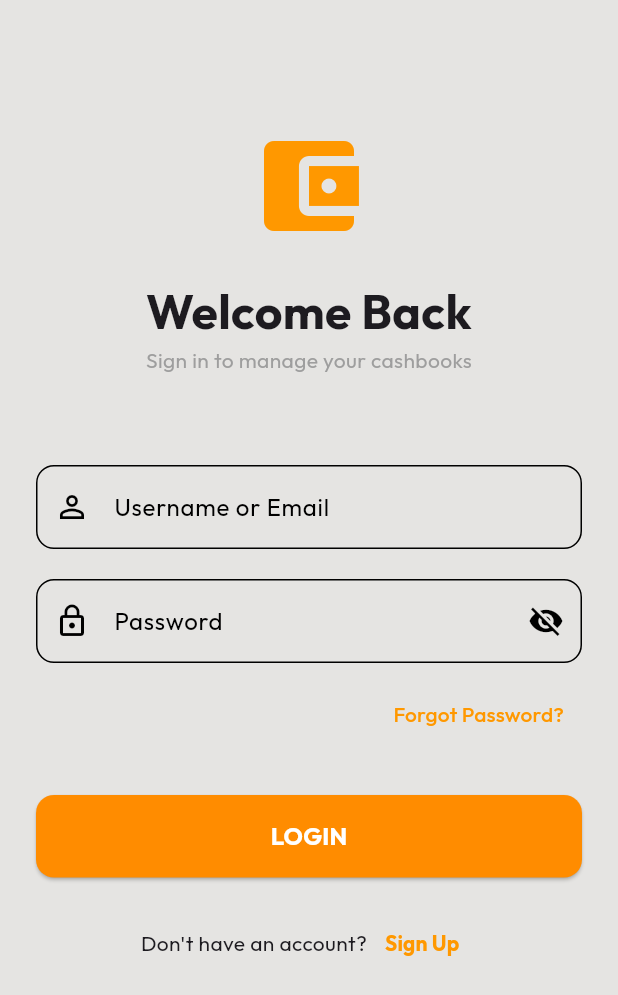
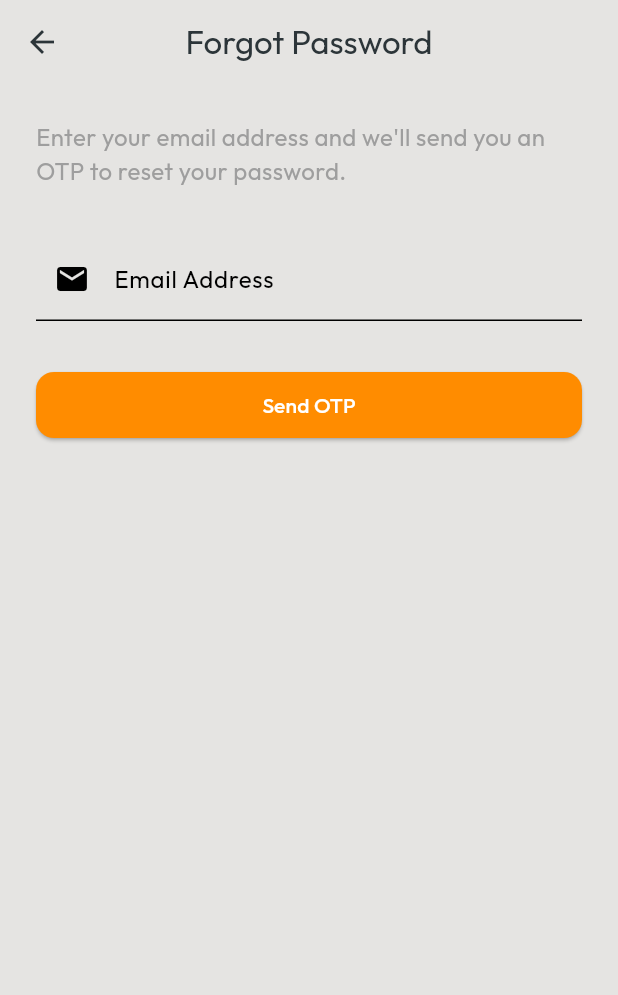
Before and after one commit to tanvir14ahmed/mycashbook_android, a Flutter app: the LoginScreen screen opened directly, after a tap on "Forgot Password?", on a phone screen of 412 x 824 dp. Shown: the top 995 px of the screen. Run offline on Flutter 3.47's test engine with Material 3 defaults, Android fonts, the phone set to English and light mode, and no system bars; our stand-ins replace dio, flutter_secure_storage, flutter_spinkit, google_fonts, shimmer; accounts and stored records are empty.

Commit message:
Feature: Added Forgot Password flow and improved login error diagnostics

```diff
--- /dev/null
+++ b/lib/screens/auth/forgot_password_screen.dart
@@ -0,0 +1,90 @@
+import 'package:flutter/material.dart';
+import 'package:provider/provider.dart';
+import '../../providers/auth_provider.dart';
+import 'reset_password_screen.dart';
+
+class ForgotPasswordScreen extends StatefulWidget {
+  const ForgotPasswordScreen({super.key});
+
+  @override
+  State<ForgotPasswordScreen> createState() => _ForgotPasswordScreenState();
+}
+
+class _ForgotPasswordScreenState extends State<ForgotPasswordScreen> {
+  final _formKey = GlobalKey<FormState>();
+  final _emailController = TextEditingController();
+
+  Future<void> _handleSubmit() async {
+    if (!_formKey.currentState!.validate()) return;
+
+    final authProvider = Provider.of<AuthProvider>(context, listen: false);
+    final error = await authProvider.forgotPassword(_emailController.text.trim());
+
+    if (!mounted) return;
+
+    if (error == null) {
+      ScaffoldMessenger.of(context).showSnackBar(
+        const SnackBar(content: Text('OTP sent to your email')),
+      );
+      Navigator.push(
+        context,
+        MaterialPageRoute(
+          builder: (_) => ResetPasswordScreen(email: _emailController.text.trim()),
+        ),
+      );
+    } else {
+      ScaffoldMessenger.of(context).showSnackBar(
+        SnackBar(content: Text(error)),
+      );
+    }
+  }
+
+  @override
+  Widget build(BuildContext context) {
+    final isLoading = context.watch<AuthProvider>().isLoading;
+
+    return Scaffold(
+      appBar: AppBar(title: const Text('Forgot Password')),
+      body: Padding(
+        padding: const EdgeInsets.all(24.0),
+        child: Form(
+          key: _formKey,
+          child: Column(
+            crossAxisAlignment: CrossAxisAlignment.stretch,
+            children: [
+              const Text(
+                'Enter your email address and we\'ll send you an OTP to reset your password.',
+                style: TextStyle(fontSize: 16, color: Colors.grey),
+              ),
+              const SizedBox(height: 32),
+              TextFormField(
+                controller: _emailController,
+                decoration: const InputDecoration(
+                  labelText: 'Email Address',
+                  prefixIcon: Icon(Icons.email),
+                ),
+                keyboardType: TextInputType.emailAddress,
+                validator: (value) {
+                  if (value == null || value.isEmpty) return 'Please enter your email';
+                  if (!value.contains('@')) return 'Please enter a valid email';
+                  return null;
+                },
+              ),
+              const SizedBox(height: 32),
+              ElevatedButton(
+                onPressed: isLoading ? null : _handleSubmit,
+                child: isLoading
+                    ? const SizedBox(
+                        height: 20,
+                        width: 20,
+                        child: CircularProgressIndicator(strokeWidth: 2, color: Colors.white),
+                      )
+                    : const Text('Send OTP'),
+              ),
+            ],
+          ),
+        ),
+      ),
+    );
+  }
+}
--- a/lib/screens/auth/login_screen.dart
+++ b/lib/screens/auth/login_screen.dart
@@ -3,6 +3,7 @@ import 'package:provider/provider.dart';
 import '../../providers/auth_provider.dart';
 import '../dashboard/dashboard_screen.dart';
 import 'register_screen.dart';
+import 'forgot_password_screen.dart';
 import 'package:flutter_spinkit/flutter_spinkit.dart';
 
 class LoginScreen extends StatefulWidget {
@@ -102,7 +103,10 @@ class _LoginScreenState extends State<LoginScreen> {
                   alignment: Alignment.centerRight,
                   child: TextButton(
                     onPressed: () {
-                      // Forgot password TODO
+                      Navigator.push(
+                        context,
+                        MaterialPageRoute(builder: (_) => const ForgotPasswordScreen()),
+                      );
                     },
                     child: const Text('Forgot Password?', style: TextStyle(color: Colors.orange)),
                   ),
```
Also changed, not shown: lib/providers/auth_provider.dart (+49 -3 lines), lib/screens/auth/reset_password_screen.dart (added, +115 -0 lines).
